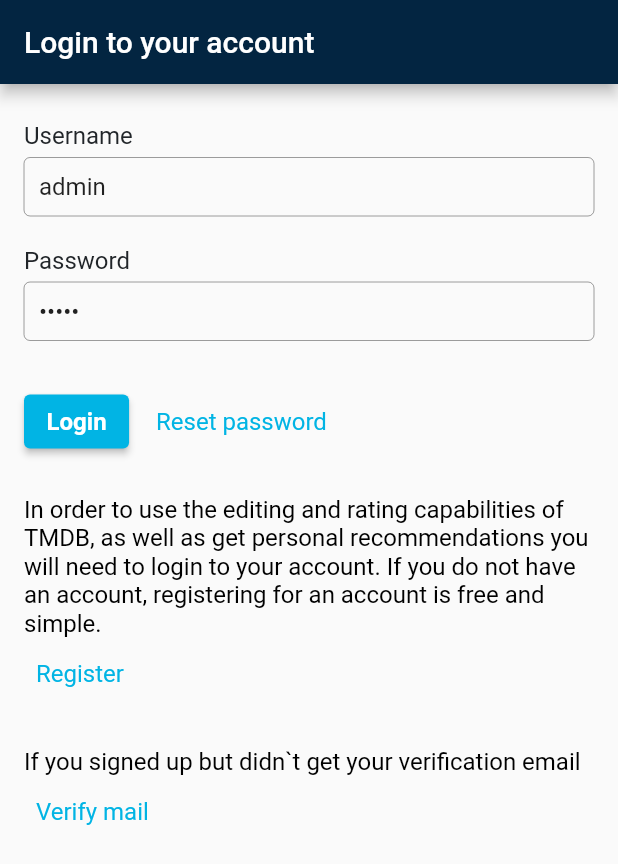
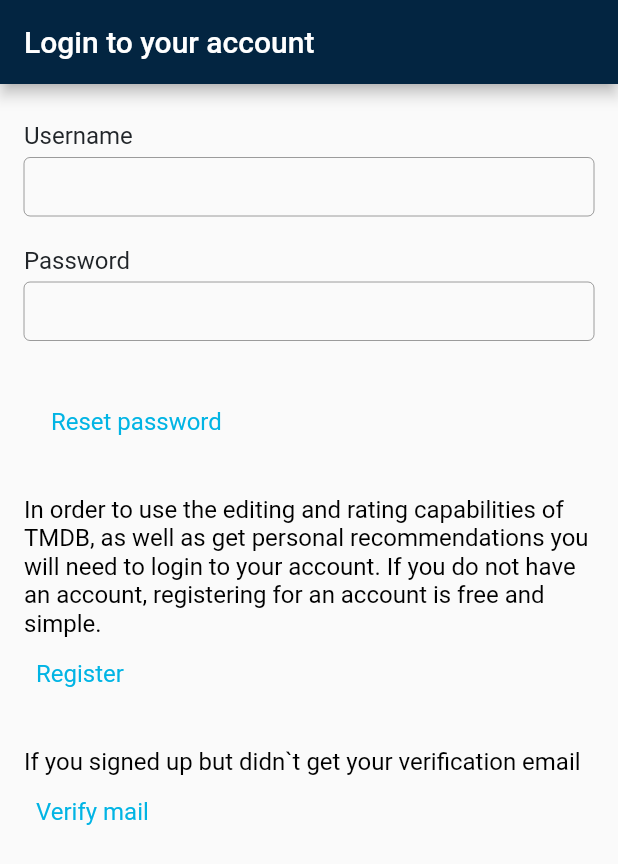
Before and after one commit to Vladislav-Popov/themoviedb, a Flutter app: the screen it shows after launch, after a tap on "Reset password", on a phone screen of 412 x 824 dp. Shown: the top 864 px of the screen. Run offline on Flutter 3.47's test engine with Material 2 defaults, Android fonts, the phone set to English and light mode, and no system bars.

Commit message:
#62 lesson

```diff
--- a/lib/main.dart
+++ b/lib/main.dart
@@ -1,5 +1,6 @@
 import 'package:flutter/material.dart';
 import 'package:themoviedb/theme/app_colors.dart';
+import 'package:themoviedb/widgets/auth/auth_model.dart';
 import 'package:themoviedb/widgets/auth/auth_widget.dart';
 import 'package:themoviedb/widgets/main_screen/main_screen_widget.dart';
 import 'package:themoviedb/widgets/movie_details/movie_details_widget.dart';
@@ -24,7 +25,10 @@ class MyApp extends StatelessWidget {
             unselectedItemColor: Colors.grey,
           )),
       routes: {
-        '/auth': (context) => AuthWidget(),
+        '/auth': (context) => AuthProvider(
+              model: AuthModel(),
+              child: const AuthWidget(),
+            ),
         '/main_screen': (context) => MainScreenWidget(),
         '/main_screen/movie_details': (context) {
           final arguments = ModalRoute.of(context)?.settings.arguments;
--- /dev/null
+++ b/lib/widgets/auth/auth_model.dart
@@ -0,0 +1,33 @@
+import 'package:flutter/material.dart';
+
+class AuthModel extends ChangeNotifier {
+  final loginTextController = TextEditingController();
+  final passwordTextController = TextEditingController();
+  String? _errorMessage;
+  String? get errorMessage => _errorMessage;
+
+  Future<void> auth(BuildContext context) async {}
+}
+
+class AuthProvider extends InheritedNotifier {
+  final AuthModel model;
+  const AuthProvider({
+    Key? key,
+    required this.model,
+    required Widget child,
+  }) : super(
+          key: key,
+          notifier: model,
+          child: child,
+        );
+
+  static AuthProvider? watch(BuildContext context) {
+    return context.dependOnInheritedWidgetOfExactType<AuthProvider>();
+  }
+
+  static AuthProvider? read(BuildContext context) {
+    final widget =
+        context.getElementForInheritedWidgetOfExactType<AuthProvider>()?.widget;
+    return widget is AuthProvider ? widget : null;
+  }
+}
--- a/lib/widgets/auth/auth_widget.dart
+++ b/lib/widgets/auth/auth_widget.dart
@@ -1,5 +1,6 @@
 import 'package:flutter/material.dart';
 import 'package:themoviedb/theme/app_button_style.dart';
+import 'package:themoviedb/widgets/auth/auth_model.dart';
 
 class AuthWidget extends StatefulWidget {
   const AuthWidget({Key? key}) : super(key: key);
@@ -63,39 +64,12 @@ class _HeaderWidget extends StatelessWidget {
   }
 }
 
-class _FormWidget extends StatefulWidget {
+class _FormWidget extends StatelessWidget {
   const _FormWidget({Key? key}) : super(key: key);
 
   @override
-  _FormWidgetState createState() => _FormWidgetState();
-}
-
-class _FormWidgetState extends State<_FormWidget> {
-  // передавать admin в текстовое поле по умолчанию
-  final _loginTextController = TextEditingController(text: 'admin');
-  final _passwordTextController = TextEditingController(text: 'admin');
-  String? errorText;
-
-  void _auth() {
-    final login = _loginTextController.text;
-    final password = _passwordTextController.text;
-
-    if (login == 'admin' && password == 'admin') {
-      print('open app');
-      errorText = null;
-
-      Navigator.of(context).pushReplacementNamed('/main_screen');
-    } else
-      errorText = 'Неверный логин или пароль';
-    setState(() {});
-  }
-
-  void _resetPassword() {
-    print('Сбросить пароль');
-  }
-
-  @override
   Widget build(BuildContext context) {
+    final model = AuthProvider.read(context)?.model;
     final textStyle = const TextStyle(
       fontSize: 16,
       color: Color(0xFF212529),
@@ -109,51 +83,42 @@ class _FormWidgetState extends State<_FormWidget> {
         borderSide: BorderSide(color: Color(0xFF01B4E4)),
       ),
     );
-    final errorText = this.errorText;
     return Column(
       crossAxisAlignment: CrossAxisAlignment.start,
       children: [
-        if (errorText != null) ...[
-          Center(
-            child: Text(
-              errorText,
-              style: TextStyle(color: Colors.red, fontSize: 16),
-            ),
-          ),
-          SizedBox(height: 20),
-        ],
+        _ErrorMessageWidget(),
         Text('Username', style: textStyle),
         SizedBox(height: 5),
         TextField(
           decoration: textFieldDecoration,
-          controller: _loginTextController,
+          controller: model?.loginTextController,
         ),
         SizedBox(height: 20),
         Text('Password', style: textStyle),
         SizedBox(height: 5),
         TextField(
           decoration: textFieldDecoration,
-          controller: _passwordTextController,
+          controller: model?.passwordTextController,
           obscureText: true,
         ),
         SizedBox(height: 30),
         Row(
           children: [
-            ElevatedButton(
-              onPressed: _auth,
-              child: Text('Login'),
-              style: ButtonStyle(
-                backgroundColor: MaterialStateProperty.all(color),
-                textStyle: MaterialStateProperty.all(
-                    TextStyle(fontSize: 16, fontWeight: FontWeight.w700)),
-                padding: MaterialStateProperty.all(
-                  EdgeInsets.symmetric(horizontal: 15, vertical: 8),
-                ),
-              ),
-            ),
+            // ElevatedButton(
+            //   onPressed: _auth,
+            //   child: Text('Login'),
+            //   style: ButtonStyle(
+            //     backgroundColor: MaterialStateProperty.all(color),
+            //     textStyle: MaterialStateProperty.all(
+            //         TextStyle(fontSize: 16, fontWeight: FontWeight.w700)),
+            //     padding: MaterialStateProperty.all(
+            //       EdgeInsets.symmetric(horizontal: 15, vertical: 8),
+            //     ),
+            //   ),
+            // ),
             SizedBox(width: 10),
             TextButton(
-              onPressed: _resetPassword,
+              onPressed: () {},
               child: Text('Reset password'),
               style: AppButtonStyle.linkButton,
             ),
@@ -163,3 +128,23 @@ class _FormWidgetState extends State<_FormWidget> {
     );
   }
 }
+
+class _ErrorMessageWidget extends StatelessWidget {
+  const _ErrorMessageWidget({Key? key}) : super(key: key);
+
+  @override
+  Widget build(BuildContext context) {
+    final errorMessage = AuthProvider.watch(context)?.model.errorMessage;
+    if (errorMessage == null) return const SizedBox.shrink();
+    return Padding(
+      padding: const EdgeInsets.only(bottom: 20),
+      child: Text(
+        errorMessage,
+        style: TextStyle(
+          color: Colors.red,
+          fontSize: 16,
+        ),
+      ),
+    );
+  }
+}
```
